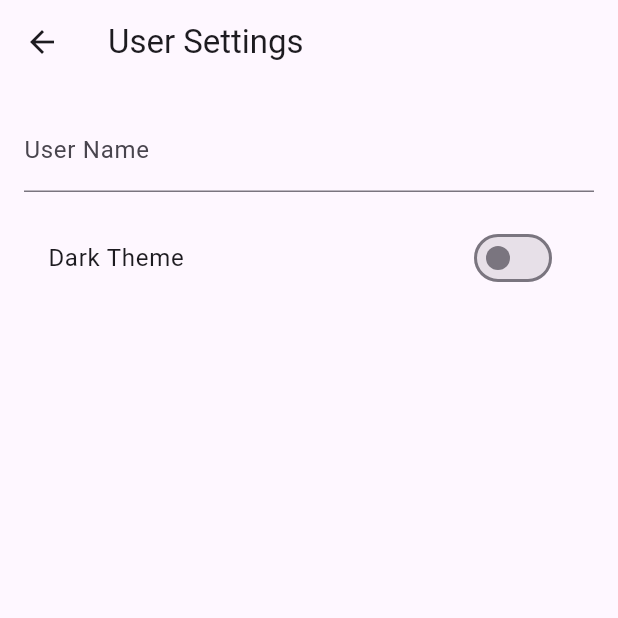
After one commit to ammardev99/npapps, a Flutter app: the HiveSettingsPage screen opened directly, on a phone screen of 412 x 824 dp, the top half of it. The commit adds this screen. Run offline on Flutter 3.47's test engine with Material 3 defaults, Android fonts, the phone set to English and light mode, and no system bars; our stand-ins replace cloud_firestore, file_picker, firebase_auth, firebase_core, firebase_storage, flutter_svg and 3 more; missing offline and left inert: syncfusion_flutter_pdfviewer; accounts and stored records are empty; generated files the repository leaves out were written again.

Commit message:
Activate the Hive User Setting

```diff
--- a/lib/controllers/parah_controller.dart
+++ b/lib/controllers/parah_controller.dart
@@ -1,7 +1,7 @@
 // ignore_for_file: avoid_print
 
 import 'dart:io';
-import 'package:npapp/models/parah_model.dart';
+import 'package:npapp/data/models/parah_model.dart';
 import 'package:npapp/services/pdf_quran_pak_services.dart';
 import 'package:npapp/services/storage_service.dart';
 
--- /dev/null
+++ b/lib/data/local/hive/hive_services/user_setting_service.dart
@@ -0,0 +1,52 @@
+import 'package:hive/hive.dart';
+
+import '../user_setting_keys.dart';
+
+class UserSettingService {
+  static final Box _box = Hive.box('user_settings');
+
+  // USER NAME
+  static Future<void> setUserName(String name) async {
+    await _box.put(UserSettingKeys.userName, name);
+  }
+
+  static String getUserName() {
+    return _box.get(UserSettingKeys.userName, defaultValue: '');
+  }
+
+  // AGE
+  static Future<void> setAge(int age) async {
+    await _box.put(UserSettingKeys.age, age);
+  }
+
+  static int getAge() {
+    return _box.get(UserSettingKeys.age, defaultValue: 0);
+  }
+
+  // FONT SIZE
+  static Future<void> setFontSize(double size) async {
+    await _box.put(UserSettingKeys.fontSize, size);
+  }
+
+  static double getFontSize() {
+    return _box.get(UserSettingKeys.fontSize, defaultValue: 12.0);
+  }
+
+  // THEME
+  static Future<void> setTheme(bool isDark) async {
+    await _box.put(UserSettingKeys.isDarkTheme, isDark);
+  }
+
+  static bool isDarkTheme() {
+    return _box.get(UserSettingKeys.isDarkTheme, defaultValue: false);
+  }
+
+  // GENDER
+  static Future<void> setGender(String gender) async {
+    await _box.put(UserSettingKeys.gender, gender);
+  }
+
+  static String getGender() {
+    return _box.get(UserSettingKeys.gender, defaultValue: 'other');
+  }
+}
--- /dev/null
+++ b/lib/data/local/hive/user_setting_keys.dart
@@ -0,0 +1,7 @@
+class UserSettingKeys {
+  static const userName = 'user_name';
+  static const age = 'age';
+  static const fontSize = 'font_size';
+  static const isDarkTheme = 'is_dark_theme';
+  static const gender = 'gender';
+}
--- /dev/null
+++ b/lib/presentation/hive_settings_page.dart
@@ -0,0 +1,52 @@
+import 'package:flutter/material.dart';
+import '../data/local/hive/hive_services/user_setting_service.dart';
+
+class HiveSettingsPage extends StatefulWidget {
+  const HiveSettingsPage({super.key});
+
+  @override
+  State<HiveSettingsPage> createState() => _HiveSettingsPageState();
+}
+
+class _HiveSettingsPageState extends State<HiveSettingsPage> {
+  final TextEditingController nameController = TextEditingController(
+    text: UserSettingService.getUserName(),
+  );
+
+  bool isDark = UserSettingService.isDarkTheme();
+
+  @override
+  Widget build(BuildContext context) {
+    return SafeArea(
+      child: Scaffold(
+        appBar: AppBar(title: const Text('User Settings')),
+        body: Padding(
+          padding: const EdgeInsets.all(16),
+          child: Column(
+            children: [
+              TextField(
+                controller: nameController,
+                decoration: const InputDecoration(labelText: 'User Name'),
+                onChanged: (value) {
+                  UserSettingService.setUserName(value);
+                },
+              ),
+              const SizedBox(height: 16),
+              SwitchListTile(
+                title: const Text('Dark Theme'),
+                value: isDark,
+                onChanged: (value) {
+                  setState(() => isDark = value);
+                  UserSettingService.setTheme(value);
+                },
+              ),
+            ],
+          ),
+        ),
+      ),
+    );
+  }
+}
+
+// Directory dir = await getApplicationDocumentsDirectory();
+// int size = await calculateDirectorySize(dir);
--- a/lib/presentation/language_selection_screen.dart
+++ b/lib/presentation/language_selection_screen.dart
@@ -9,7 +9,8 @@ class LanguageSelectionScreen extends StatelessWidget {
   Widget build(BuildContext context) {
     final t = AppLocalizations.of(context)!;
 
-    return Scaffold(
+    return SafeArea(
+      child: Scaffold(
         appBar: AppBar(title: Text(t.appTitle)),
         body: Padding(
           padding: const EdgeInsets.all(16),
@@ -66,6 +67,7 @@ class LanguageSelectionScreen extends StatelessWidget {
             ],
           ),
         ),
+      ),
     );
   }
 }
--- a/lib/presentation/sharedprefrences/values.dart
+++ b/lib/presentation/sharedprefrences/values.dart
@@ -16,12 +16,12 @@ class _ValuesPageStateState extends State<ValuesPageState> {
 
   @override
   Widget build(BuildContext context) {
-    return Scaffold(
+    return SafeArea(
+      child: Scaffold(
         appBar: AppBar(title: const Text('Values (State Only)')),
         body: ListView(
           padding: const EdgeInsets.all(16),
           children: [
-
             /// AGE
             ListTile(
               title: Text('Age: $age'),
@@ -78,6 +78,7 @@ class _ValuesPageStateState extends State<ValuesPageState> {
             ),
           ],
         ),
+      ),
     );
   }
 }
--- a/lib/presentation/sharedprefrences/values_page_prefs.dart
+++ b/lib/presentation/sharedprefrences/values_page_prefs.dart
@@ -70,7 +70,8 @@ class _ValuesPagePrefsState extends State<ValuesPagePrefs> {
 
   @override
   Widget build(BuildContext context) {
-    return Scaffold(
+    return SafeArea(
+      child: Scaffold(
         appBar: AppBar(title: const Text('Values (SharedPreferences)')),
         body: ListView(
           padding: const EdgeInsets.all(16),
@@ -146,6 +147,7 @@ class _ValuesPagePrefsState extends State<ValuesPagePrefs> {
             ),
           ],
         ),
+      ),
     );
   }
 }
--- a/lib/services/pdf_quran_pak_services.dart
+++ b/lib/services/pdf_quran_pak_services.dart
@@ -1,6 +1,6 @@
 // ignore_for_file: avoid_print
 import 'package:cloud_firestore/cloud_firestore.dart';
-import 'package:npapp/models/parah_model.dart';
+import 'package:npapp/data/models/parah_model.dart';
 
 class PdfQuranPakServices {
   final CollectionReference parahRef = FirebaseFirestore.instance.collection(
--- a/pubspec.yaml
+++ b/pubspec.yaml
@@ -25,6 +25,12 @@ dependencies:
   flutter_localizations:
     sdk: flutter
   shared_preferences: ^2.5.3
+  firebase_messaging: ^16.1.0
+  hive: ^2.2.3
+  hive_flutter: ^1.1.0
+  hive_generator: ^2.0.1
+  build_runner: ^2.5.4
+  path_provider: ^2.1.5
 
 dev_dependencies:
   flutter_test:
```
Also changed, not shown: lib/bootstrap/services_status_controller.dart (added, +19 -0 lines), lib/bootstrap/third_party_services_initializer.dart (added, +66 -0 lines), lib/data/local/hive/calculate_hive_size.dart (added, +81 -0 lines), lib/main.dart (+3 -29 lines), lib/presentation/siraat/menu.dart (+18 -8 lines), lib/data/models/parah_model.dart (renamed from lib/models/parah_model.dart), pubspec.lock, 2 other files. Lines whose indentation alone changed are shown as unchanged.
